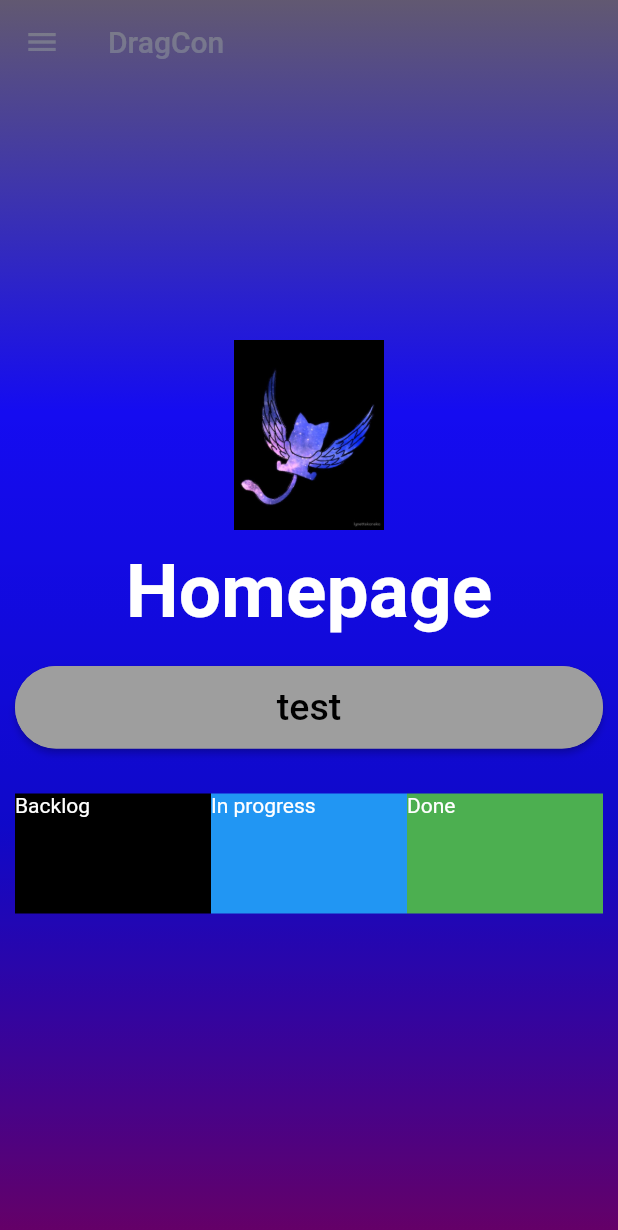
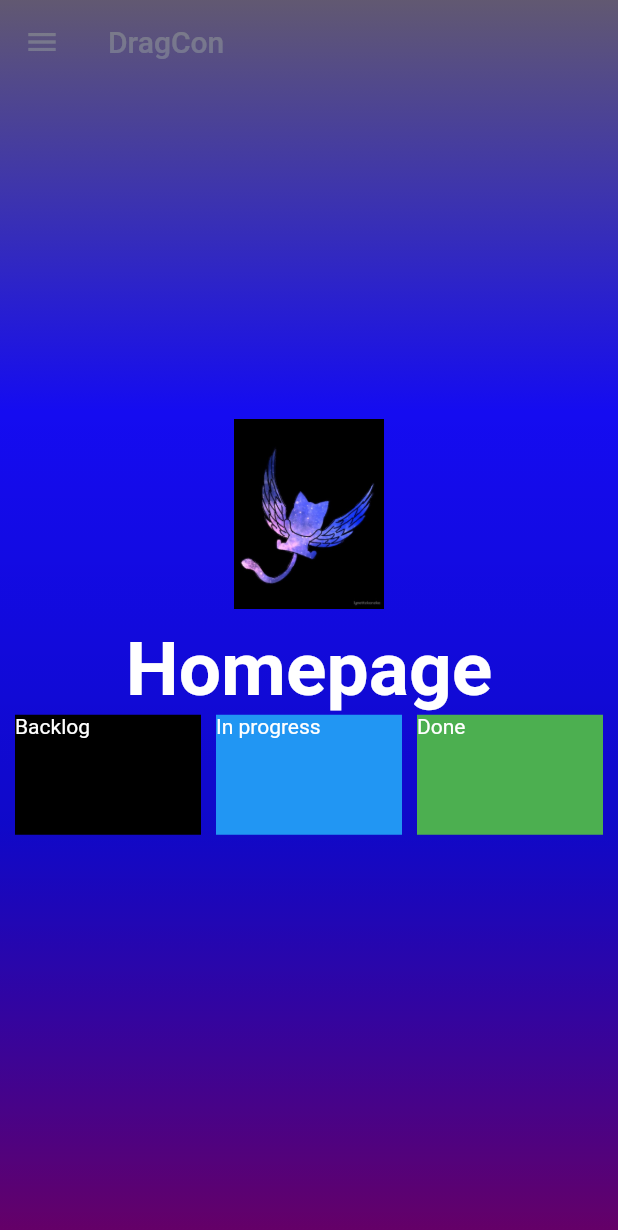
Before and after one commit to YuunOoO/DragCon, a Flutter app: the homepage screen opened directly, on a phone screen of 412 x 824 dp. Shown: the top 1230 px of the screen. Run offline on Flutter 3.47's test engine with Material 2 defaults, Android fonts, the phone set to English and light mode, and no system bars; our stand-ins replace sqflite; accounts and stored records are empty.

```diff
--- a/lib/Pages/homepage.dart
+++ b/lib/Pages/homepage.dart
@@ -3,6 +3,7 @@ import 'package:dragcon/databases/users.dart';
 import 'package:flutter/material.dart';
 import 'package:flutter/services.dart';
 import '../main.dart';
+import 'dart:collection';
 
 class homepage extends StatefulWidget {
   @override
@@ -21,27 +22,6 @@ Widget buildAppbar() {
     title: Text('DragCon'),
     backgroundColor: Colors.deepPurple,
   );
-}
-
-Widget loginButton(BuildContext context) {
-  return ConstrainedBox(
-      constraints: BoxConstraints.tightFor(width: double.infinity, height: 55),
-      child: ElevatedButton(
-          style: ButtonStyle(
-              foregroundColor: MaterialStateProperty.all<Color>(Colors.black),
-              backgroundColor: MaterialStateProperty.all<Color>(Colors.grey),
-              shape: MaterialStateProperty.all<RoundedRectangleBorder>(
-                  RoundedRectangleBorder(
-                      borderRadius: BorderRadius.circular(30.0),
-                      side: BorderSide(color: Colors.grey)))),
-          onPressed: () async {
-            dodajemy_test();
-            Users user1 = await Databases.instance.readNote(1);
-            ScaffoldMessenger.of(context).showSnackBar(SnackBar(
-              content: Text(user1.password),
-            ));
-          },
-          child: Text('test', style: TextStyle(fontSize: 25))));
 }
 
 class _homepage extends State<homepage> {
@@ -82,15 +62,11 @@ class _homepage extends State<homepage> {
                           fontSize: 50,
                           fontWeight: FontWeight.bold),
                     ),
-                    SizedBox(height: 20),
-                    loginButton(context),
-                    SizedBox(height: 30),
                     Row(
                         crossAxisAlignment: CrossAxisAlignment.center,
                         children: [
                           Expanded(
                             child: Container(
-                              width: 20,
                               height: 80,
                               decoration: BoxDecoration(color: Colors.black),
                               child: Text(
@@ -99,9 +75,9 @@ class _homepage extends State<homepage> {
                               ),
                             ),
                           ),
+                          SizedBox(width: 10),
                           Expanded(
                               child: Container(
-                            width: 20,
                             height: 80,
                             decoration: BoxDecoration(color: Colors.blue),
                             child: Text(
@@ -109,9 +85,9 @@ class _homepage extends State<homepage> {
                               style: TextStyle(color: Colors.white),
                             ),
                           )),
+                          SizedBox(width: 10),
                           Expanded(
                               child: Container(
-                            width: 20,
                             height: 80,
                             decoration: BoxDecoration(color: Colors.green),
                             child: Text(
```
Also changed, not shown: lib/Pages/adminpage.dart (added), 1 other file.
